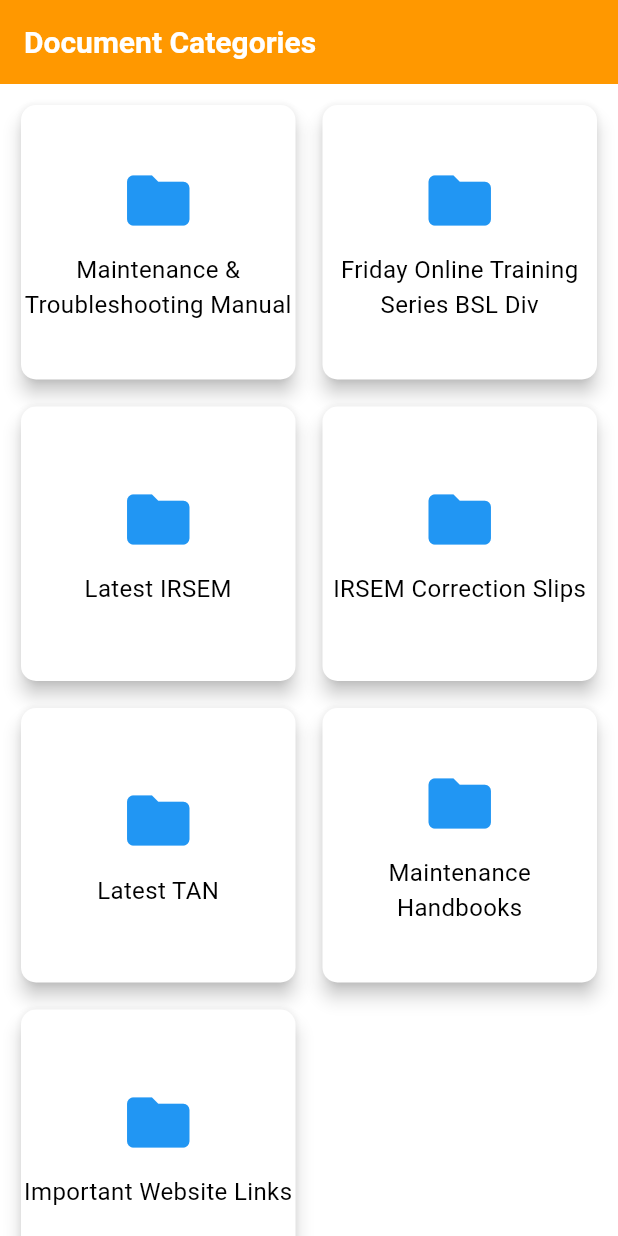
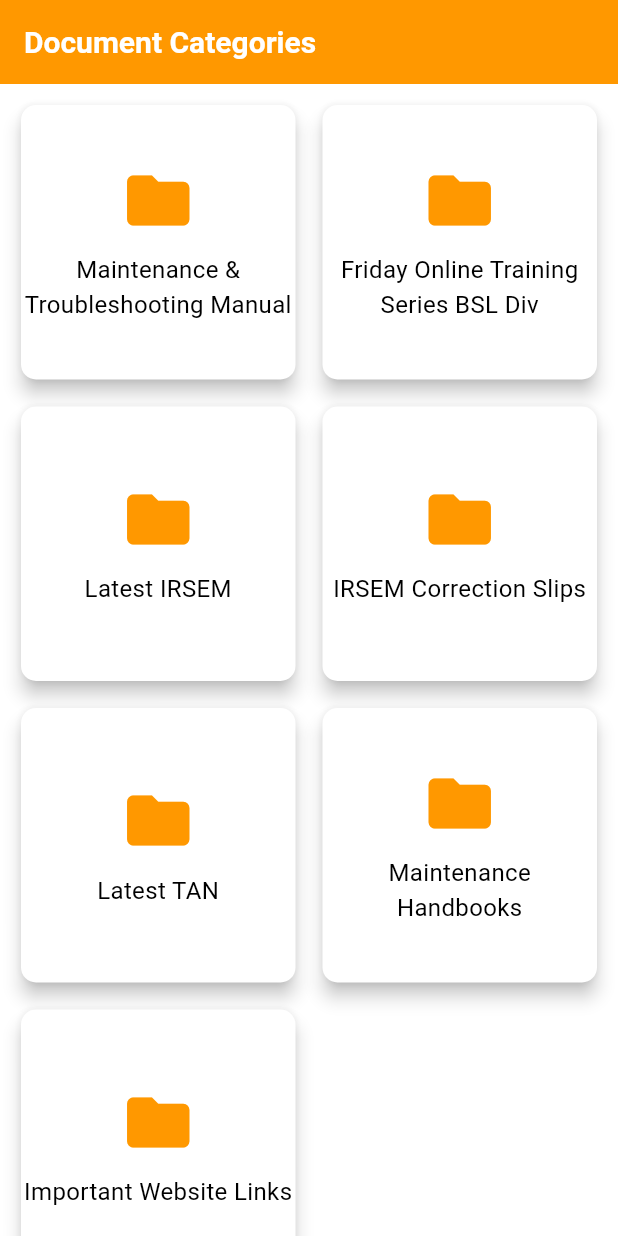
Before and after one commit to 24-Pranav/NIVARAN, a Flutter app: the screen it shows after launch, on a phone screen of 412 x 824 dp. Run offline on Flutter 3.47's test engine with Material 3 defaults, Android fonts, the phone set to English and light mode, and no system bars.

Commit message:
changes done

```diff
--- a/lib/screens/home_screen.dart
+++ b/lib/screens/home_screen.dart
@@ -15,7 +15,9 @@ class _HomeScreenState extends State<HomeScreen> {
   @override
   void initState() {
     super.initState();
-    Provider.of<DocumentProvider>(context, listen: false).fetchDocuments();
+    WidgetsBinding.instance.addPostFrameCallback((_) {
+      Provider.of<DocumentProvider>(context, listen: false).fetchDocuments();
+    });
   }
 
   @override
@@ -62,7 +64,7 @@ class _HomeScreenState extends State<HomeScreen> {
                   child: Column(
                     mainAxisAlignment: MainAxisAlignment.center,
                     children: [
-                      const Icon(Icons.folder, size: 50, color: Colors.blue),
+                      const Icon(Icons.folder, size: 50, color: Colors.orange),
                       const SizedBox(height: 10),
                       Text(
                         category.name,
```
